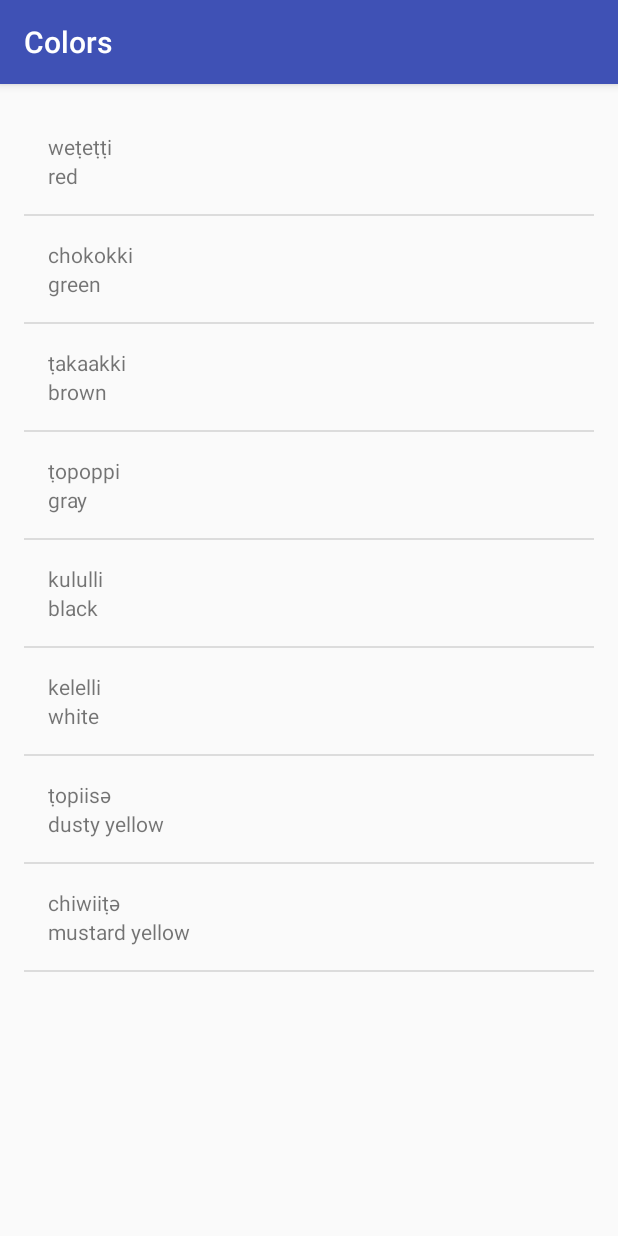
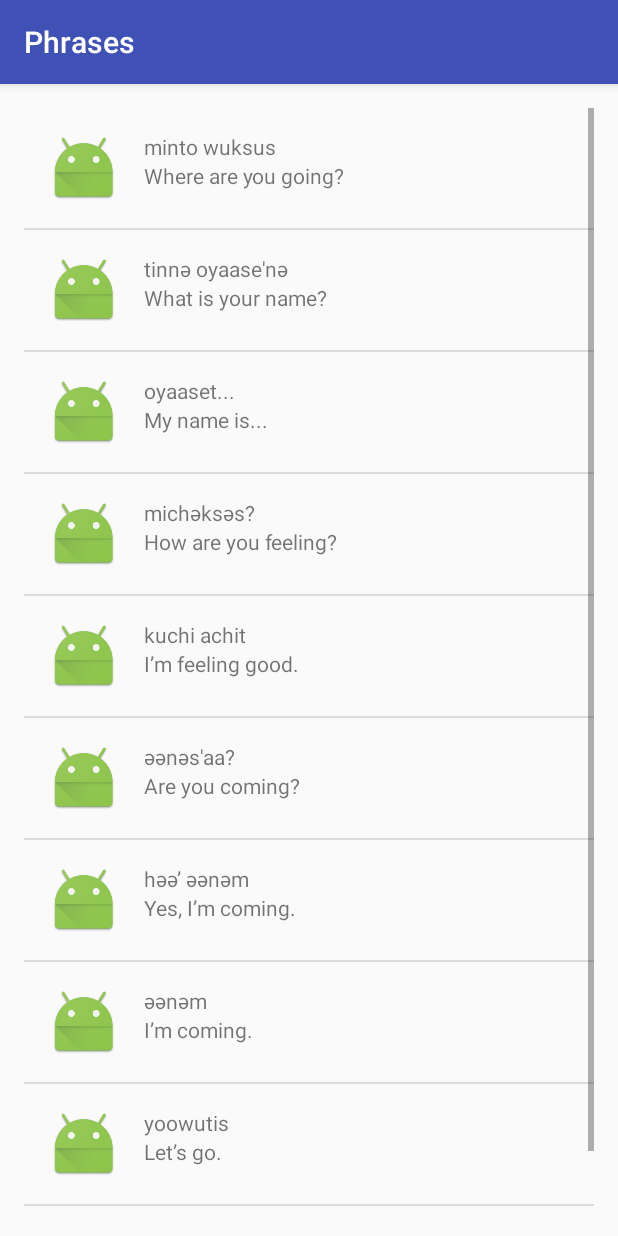
Before and after one commit to ramb0Ram/miwok_udacity_app, an Android app: the screen it shows after launch (ColorsActivity before the commit, PhrasesActivity after it), after a tap on "Phrases", on a phone screen of 412 x 824 dp. Run offline under Robolectric (Android 15) with nearby library versions, the light colour scheme and no system bars.

Commit message:
Mostrar imagen en cada lista

```diff
--- a/app/src/main/java/com/example/goku/miwokudacityapp/ColorsActivity.java
+++ b/app/src/main/java/com/example/goku/miwokudacityapp/ColorsActivity.java
@@ -11,7 +11,7 @@ public class ColorsActivity extends AppCompatActivity {
     @Override
     protected void onCreate(Bundle savedInstanceState) {
         super.onCreate(savedInstanceState);
-        setContentView(R.layout.activity_colors);
+        setContentView(R.layout.word_list);
 
         ArrayList<Word> words = new ArrayList<>();
 
@@ -25,7 +25,7 @@ public class ColorsActivity extends AppCompatActivity {
         words.add(new Word("mustard yellow", "chiwiiṭә"));
 
         WordAdapter listAdapter = new WordAdapter(this, words);
-        ListView listItem = (ListView)findViewById(R.id.list_colors);
+        ListView listItem = (ListView)findViewById(R.id.list);
         listItem.setAdapter(listAdapter);
     }
 }
--- a/app/src/main/java/com/example/goku/miwokudacityapp/FamilyMembersActivity.java
+++ b/app/src/main/java/com/example/goku/miwokudacityapp/FamilyMembersActivity.java
@@ -11,7 +11,7 @@ public class FamilyMembersActivity extends AppCompatActivity {
     @Override
     protected void onCreate(Bundle savedInstanceState) {
         super.onCreate(savedInstanceState);
-        setContentView(R.layout.activity_family_members);
+        setContentView(R.layout.word_list);
 
         ArrayList<Word> words = new ArrayList<>();
         words.add(new Word("father", "әpә"));
@@ -27,7 +27,7 @@ public class FamilyMembersActivity extends AppCompatActivity {
 
         WordAdapter familyMembersAdapter = new WordAdapter(this, words);
 
-        ListView list = (ListView) findViewById(R.id.list_family);
+        ListView list = (ListView) findViewById(R.id.list);
         list.setAdapter(familyMembersAdapter);
 
     }
--- a/app/src/main/java/com/example/goku/miwokudacityapp/MainActivity.java
+++ b/app/src/main/java/com/example/goku/miwokudacityapp/MainActivity.java
@@ -46,7 +46,7 @@ public class MainActivity extends AppCompatActivity {
         phrases.setOnClickListener(new View.OnClickListener() {
             @Override
             public void onClick(View v) {
-                Intent i = new Intent(MainActivity.this, ColorsActivity.class);
+                Intent i = new Intent(MainActivity.this, PhrasesActivity.class);
                 startActivity(i);
             }
         });
--- a/app/src/main/java/com/example/goku/miwokudacityapp/NumbersActivity.java
+++ b/app/src/main/java/com/example/goku/miwokudacityapp/NumbersActivity.java
@@ -11,7 +11,7 @@ public class NumbersActivity extends AppCompatActivity {
     @Override
     protected void onCreate(Bundle savedInstanceState) {
         super.onCreate(savedInstanceState);
-        setContentView(R.layout.activity_numbers);
+        setContentView(R.layout.word_list);
 
 
         ArrayList<Word> words = new ArrayList<>();
--- a/app/src/main/java/com/example/goku/miwokudacityapp/PhrasesActivity.java
+++ b/app/src/main/java/com/example/goku/miwokudacityapp/PhrasesActivity.java
@@ -2,12 +2,32 @@ package com.example.goku.miwokudacityapp;
 
 import android.support.v7.app.AppCompatActivity;
 import android.os.Bundle;
+import android.widget.ListView;
+
+import java.util.ArrayList;
 
 public class PhrasesActivity extends AppCompatActivity {
 
     @Override
     protected void onCreate(Bundle savedInstanceState) {
         super.onCreate(savedInstanceState);
-        setContentView(R.layout.activity_phrases);
+        setContentView(R.layout.word_list);
+
+        ArrayList<Word> words = new ArrayList<>();
+        words.add(new Word("Where are you going?", "minto wuksus"));
+        words.add(new Word("What is your name?", "tinnә oyaase'nә"));
+        words.add(new Word("My name is...", "oyaaset..."));
+        words.add(new Word("How are you feeling?", "michәksәs?"));
+        words.add(new Word("I’m feeling good.", "kuchi achit"));
+        words.add(new Word("Are you coming?", "әәnәs'aa?"));
+        words.add(new Word("Yes, I’m coming.", "hәә’ әәnәm"));
+        words.add(new Word("I’m coming.", "әәnәm"));
+        words.add(new Word("Let’s go.", "yoowutis"));
+        words.add(new Word("Come here.", "әnni'nem"));
+
+        WordAdapter adapterPhrases = new WordAdapter(this, words);
+
+        ListView list = (ListView) findViewById(R.id.list);
+        list.setAdapter(adapterPhrases);
     }
 }
--- a/app/src/main/res/layout/activity_colors.xml
+++ /dev/null
@@ -1,11 +0,0 @@
-<?xml version="1.0" encoding="utf-8"?>
-<ListView xmlns:android="http://schemas.android.com/apk/res/android"
-    xmlns:tools="http://schemas.android.com/tools"
-    android:id="@+id/list_colors"
-    android:orientation="vertical"
-    android:layout_width="match_parent"
-    android:layout_height="match_parent"
-    android:paddingBottom="@dimen/activity_vertical_margin"
-    android:paddingLeft="@dimen/activity_horizontal_margin"
-    android:paddingRight="@dimen/activity_horizontal_margin"
-    android:paddingTop="@dimen/activity_vertical_margin" />
--- a/app/src/main/res/layout/list_item.xml
+++ b/app/src/main/res/layout/list_item.xml
@@ -1,20 +1,36 @@
 <?xml version="1.0" encoding="utf-8"?>
 <LinearLayout xmlns:android="http://schemas.android.com/apk/res/android"
     xmlns:tools="http://schemas.android.com/tools"
-    android:orientation="vertical" android:layout_width="match_parent"
+    android:id="@+id/list_item"
+    android:layout_width="match_parent"
     android:layout_height="match_parent"
-    android:id="@+id/list_item"
+    android:orientation="horizontal"
     android:padding="16dp">
+
+    <ImageView
+        android:layout_width="wrap_content"
+        android:layout_height="wrap_content"
+        android:paddingRight="16dp"
+        android:src="@mipmap/ic_launcher" />
+
+    <LinearLayout
+        android:layout_width="wrap_content"
+        android:layout_height="wrap_content"
+        android:orientation="vertical">
 
         <TextView
             android:id="@+id/miwok_text_view"
             android:layout_width="match_parent"
             android:layout_height="wrap_content"
-        tools:text="lutti"/>
+            tools:text="lutti" />
+
         <TextView
             android:id="@+id/default_text_view"
             android:layout_width="match_parent"
             android:layout_height="wrap_content"
-        tools:text="one"/>
+            tools:text="one" />
 
     </LinearLayout>
+
+
+</LinearLayout>
```
Also changed, not shown: app/src/main/res/layout/activity_family_members.xml (deleted, +0 -11 lines), app/src/main/res/layout/activity_phrases.xml (deleted, +0 -13 lines), app/src/main/res/layout/word_list.xml (renamed from app/src/main/res/layout/activity_numbers.xml). Lines whose indentation alone changed are shown as unchanged.
